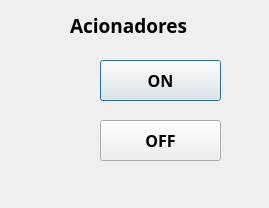
Qt form Serial_Qt/dialog.ui (MaiconGavino/serial_port_qt) before a commit.
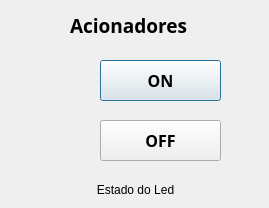
The same form after that commit. Icons and pictures are not drawn.

Commit message: Correcoes projeto arduino e Qt Creater

What changed in the file:
```diff
--- a/Serial_Qt/dialog.ui
+++ b/Serial_Qt/dialog.ui
@@ -136,14 +136,17 @@
   <widget class="QLabel" name="label_5">
    <property name="geometry">
     <rect>
-     <x>60</x>
+     <x>0</x>
      <y>180</y>
-     <width>151</width>
+     <width>271</width>
      <height>20</height>
     </rect>
    </property>
    <property name="text">
-    <string/>
+    <string>Estado do Led</string>
+   </property>
+   <property name="alignment">
+    <set>Qt::AlignCenter</set>
    </property>
   </widget>
  </widget>
```
The commit also changes 2 other files.
